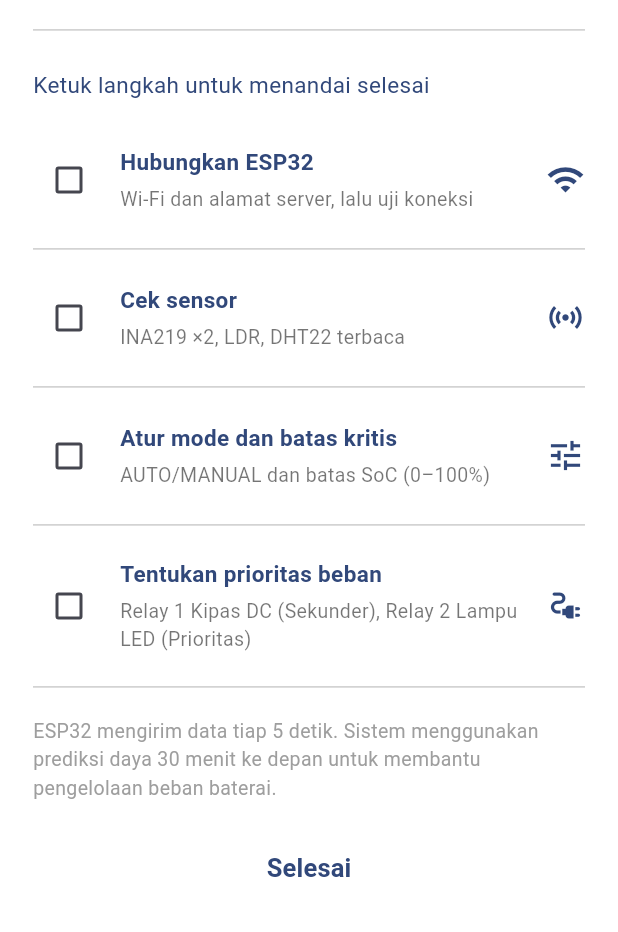
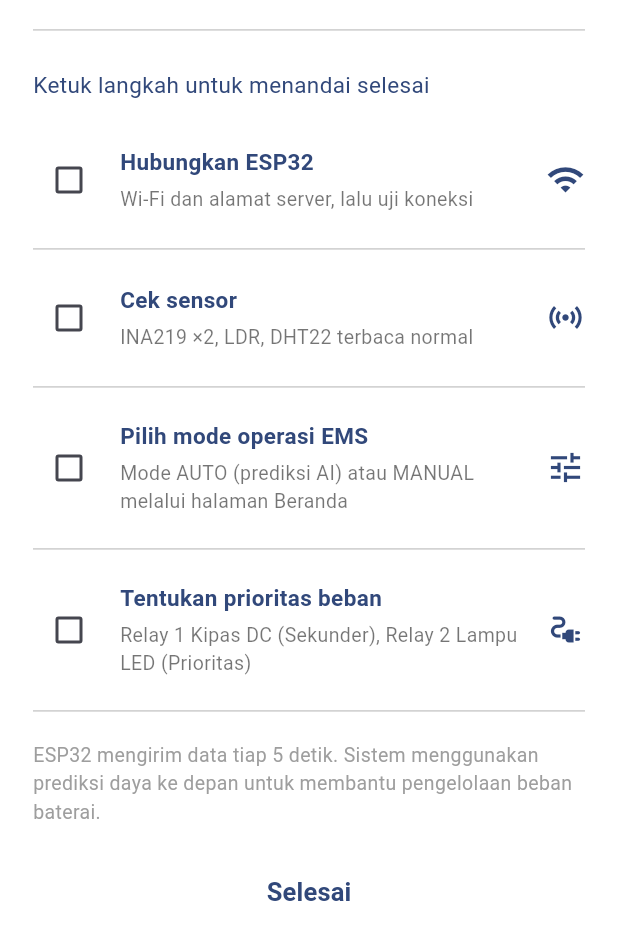
Before and after one commit to dayamjlz-blip/PTC-SMART-MICRO-GRID, a Flutter app: the AdminAkunPage widget shown alone on an empty page, opened directly, after a tap on "Pengaturan Sistem", on a phone screen of 412 x 824 dp, the part 304-1236 px from its top. Run offline on Flutter 3.47's test engine with Material 3 defaults, Android fonts, the phone set to English and light mode, and no system bars; our stand-ins replace fl_chart.

Commit message:
fix(admin): perbarui halaman akun admin dan hapus kontrol batas kritis

```diff
--- a/lib/pages/admin/admin_akun_page.dart
+++ b/lib/pages/admin/admin_akun_page.dart
@@ -15,9 +15,6 @@ class AdminAkunPage extends StatefulWidget {
 class _AdminAkunPageState extends State<AdminAkunPage> {
   final Color primary = const Color(0xFF31487A);
   final Color lightBlue = const Color(0xFFD9E1F1);
-
-  bool isAuto = true;
-  double batteryLimit = 30;
 
   bool notifBattery = true;
   bool notifLoad = true;
@@ -166,6 +163,92 @@ class _AdminAkunPageState extends State<AdminAkunPage> {
     );
   }
 
+  // BARIS STATUS INFRASTRUKTUR PADA KARTU SISTEM
+  Widget statusSystemRow({
+    required String title,
+    required String subtitle,
+    required String statusText,
+    required Color statusColor,
+  }) {
+    return Padding(
+      padding: const EdgeInsets.symmetric(vertical: 5),
+      child: Row(
+        children: [
+          Icon(
+            Icons.circle,
+            color: statusColor,
+            size: 10,
+          ),
+          const SizedBox(width: 10),
+          Expanded(
+            child: Column(
+              crossAxisAlignment: CrossAxisAlignment.start,
+              children: [
+                Text(
+                  title,
+                  style: TextStyle(
+                    color: primary,
+                    fontWeight: FontWeight.bold,
+                    fontSize: 12.5,
+                  ),
+                ),
+                Text(
+                  subtitle,
+                  style: const TextStyle(
+                    color: Colors.black54,
+                    fontSize: 11,
+                  ),
+                ),
+              ],
+            ),
+          ),
+          Container(
+            padding: const EdgeInsets.symmetric(horizontal: 8, vertical: 3),
+            decoration: BoxDecoration(
+              color: statusColor.withOpacity(0.12),
+              borderRadius: BorderRadius.circular(8),
+            ),
+            child: Text(
+              statusText,
+              style: TextStyle(
+                color: statusColor,
+                fontWeight: FontWeight.bold,
+                fontSize: 10,
+              ),
+            ),
+          ),
+        ],
+      ),
+    );
+  }
+
+  // BARIS PARAMETER PROTEKSI PADA KARTU SISTEM
+  Widget protectionParamRow(String label, String value) {
+    return Padding(
+      padding: const EdgeInsets.symmetric(vertical: 3.5),
+      child: Row(
+        mainAxisAlignment: MainAxisAlignment.spaceBetween,
+        children: [
+          Text(
+            label,
+            style: const TextStyle(
+              color: Colors.black87,
+              fontSize: 12,
+            ),
+          ),
+          Text(
+            value,
+            style: TextStyle(
+              color: primary,
+              fontWeight: FontWeight.bold,
+              fontSize: 12,
+            ),
+          ),
+        ],
+      ),
+    );
+  }
+
   // INFORMASI AKUN
   void showAccountInfo() {
     openPanel(
@@ -230,14 +313,14 @@ class _AdminAkunPageState extends State<AdminAkunPage> {
         final titles = [
           'Hubungkan ESP32',
           'Cek sensor',
-          'Atur mode dan batas kritis',
+          'Pilih mode operasi EMS',
           'Tentukan prioritas beban',
         ];
 
         final descriptions = [
           'Wi-Fi dan alamat server, lalu uji koneksi',
-          'INA219 ×2, LDR, DHT22 terbaca',
-          'AUTO/MANUAL dan batas SoC (0–100%)',
+          'INA219 ×2, LDR, DHT22 terbaca normal',
+          'Mode AUTO (prediksi AI) atau MANUAL melalui halaman Beranda',
           'Relay 1 Kipas DC (Sekunder), Relay 2 Lampu LED (Prioritas)',
         ];
 
@@ -334,7 +417,7 @@ class _AdminAkunPageState extends State<AdminAkunPage> {
               const SizedBox(height: 12),
               const Text(
                 'ESP32 mengirim data tiap 5 detik. '
-                'Sistem menggunakan prediksi daya 30 menit ke depan '
+                'Sistem menggunakan prediksi daya ke depan '
                 'untuk membantu pengelolaan beban baterai.',
                 style: TextStyle(
                   color: Colors.grey,
@@ -468,7 +551,7 @@ class _AdminAkunPageState extends State<AdminAkunPage> {
               ),
               helpRow(
                 'Prediksi daya (Ppred) turun?',
-                'Potensi daya surya 30 menit ke depan diprediksi menurun.',
+                'Potensi daya surya ke depan diprediksi menurun.',
               ),
               const SizedBox(height: 22),
               SizedBox(
@@ -726,7 +809,7 @@ class _AdminAkunPageState extends State<AdminAkunPage> {
 
               const SizedBox(height: 18),
 
-              // KARTU SISTEM
+              // KARTU STATUS INFRASTRUKTUR & PARAMETER PROTEKSI EMS
               Card(
                 color: Colors.white,
                 elevation: 4,
@@ -734,7 +817,7 @@ class _AdminAkunPageState extends State<AdminAkunPage> {
                   borderRadius: BorderRadius.circular(20),
                 ),
                 child: Padding(
-                  padding: const EdgeInsets.all(15),
+                  padding: const EdgeInsets.all(16),
                   child: Column(
                     crossAxisAlignment: CrossAxisAlignment.start,
                     children: [
@@ -743,150 +826,47 @@ class _AdminAkunPageState extends State<AdminAkunPage> {
                         style: TextStyle(
                           color: primary,
                           fontWeight: FontWeight.bold,
+                          fontSize: 13.5,
                         ),
                       ),
-
                       const SizedBox(height: 10),
-
-                      const Row(
-                        children: [
-                          Icon(
-                            Icons.circle,
-                            color: Colors.green,
-                            size: 12,
-                          ),
-                          SizedBox(width: 8),
-                          Expanded(
-                            child: Text(
-                              'ESP32 Online - 192.168.1.42',
-                              style: TextStyle(fontSize: 11),
-                            ),
-                          ),
-                          Text(
-                            'ONLINE',
-                            style: TextStyle(
-                              color: Colors.green,
-                              fontWeight: FontWeight.bold,
-                              fontSize: 10,
-                            ),
-                          ),
-                        ],
+                      statusSystemRow(
+                        title: 'Node ESP32',
+                        subtitle: '192.168.1.42 • Akuisisi tiap 5 detik',
+                        statusText: 'ONLINE',
+                        statusColor: Colors.green.shade700,
                       ),
-
-                      const SizedBox(height: 18),
-
+                      statusSystemRow(
+                        title: 'Server Flask & Model AI',
+                        subtitle: 'Random Forest Regressor (Port 5000)',
+                        statusText: 'AKTIF',
+                        statusColor: Colors.green.shade700,
+                      ),
+                      statusSystemRow(
+                        title: 'Firebase Realtime Database',
+                        subtitle: 'Sinkronisasi telemetri & log riwayat',
+                        statusText: 'SINKRON',
+                        statusColor: primary,
+                      ),
+                      const Padding(
+                        padding: EdgeInsets.symmetric(vertical: 10),
+                        child: Divider(
+                          thickness: 1,
+                          color: Color(0xFFE2E8F0),
+                        ),
+                      ),
                       Text(
-                        'Mode Sistem',
+                        'Parameter Proteksi Baterai (Firmware & EMS)',
                         style: TextStyle(
                           color: primary,
                           fontWeight: FontWeight.bold,
+                          fontSize: 12.5,
                         ),
                       ),
-
-                      const SizedBox(height: 8),
-
-                      Row(
-                        children: [
-                          Expanded(
-                            child: ElevatedButton(
-                              style: ElevatedButton.styleFrom(
-                                backgroundColor: isAuto ? primary : lightBlue,
-                                foregroundColor:
-                                    isAuto ? Colors.white : primary,
-                              ),
-                              onPressed: () {
-                                setState(() => isAuto = true);
-                                ScaffoldMessenger.of(context).showSnackBar(
-                                  SnackBar(
-                                    content: Text(
-                                      'Mode AUTO aktif — EMS mengikuti batas kritis ${batteryLimit.round()}%.',
-                                    ),
-                                    duration: const Duration(seconds: 2),
-                                  ),
-                                );
-                              },
-                              child: const Text('AUTO'),
-                            ),
-                          ),
-                          const SizedBox(width: 10),
-                          Expanded(
-                            child: ElevatedButton(
-                              style: ElevatedButton.styleFrom(
-                                backgroundColor: !isAuto ? primary : lightBlue,
-                                foregroundColor:
-                                    !isAuto ? Colors.white : primary,
-                              ),
-                              onPressed: () {
-                                setState(() => isAuto = false);
-                              },
-                              child: const Text('MANUAL'),
-                            ),
-                          ),
-                        ],
-                      ),
-
-                      const SizedBox(height: 15),
-
-                      Row(
-                        mainAxisAlignment: MainAxisAlignment.spaceBetween,
-                        children: [
-                          Row(
-                            children: [
-                              Text(
-                                'Batas krisis baterai',
-                                style: TextStyle(
-                                  color: primary,
-                                  fontWeight: FontWeight.bold,
-                                ),
-                              ),
-                              const SizedBox(width: 6),
-                              Icon(
-                                isAuto
-                                    ? Icons.lock_outline_rounded
-                                    : Icons.lock_open_rounded,
-                                size: 15,
-                                color: isAuto ? Colors.grey : Colors.green,
-                              ),
-                            ],
-                          ),
-                          Text(
-                            '${batteryLimit.round()}%',
-                            style: const TextStyle(
-                              color: Colors.red,
-                              fontWeight: FontWeight.bold,
-                            ),
-                          ),
-                        ],
-                      ),
-
-                      // Terkunci saat AUTO, dapat digeser saat MANUAL (FR10)
-                      Slider(
-                        value: batteryLimit,
-                        min: 0,
-                        max: 100,
-                        divisions: 100,
-                        activeColor: primary,
-                        onChanged: isAuto
-                            ? null
-                            : (value) {
-                                setState(() {
-                                  batteryLimit = value;
-                                });
-                              },
-                      ),
-
-                      Text(
-                        isAuto
-                            ? 'Terkunci saat mode AUTO. Pindah ke MANUAL untuk mengubah batas.'
-                            : 'Geser batas kritis, lalu tekan AUTO agar sistem mengikuti nilai baru.',
-                        style: TextStyle(
-                          fontSize: 11,
-                          color: isAuto
-                              ? Colors.grey.shade600
-                              : Colors.green.shade700,
-                          fontStyle: FontStyle.italic,
-                        ),
-                      ),
+                      const SizedBox(height: 6),
+                      protectionParamRow('Fail-Safe Lokal (ESP32)', '30% SoC'),
+                      protectionParamRow('Hard Protection Cut-Off', '10% SoC'),
+                      protectionParamRow('Histeresis Pemulihan', '5% SoC'),
                     ],
                   ),
                 ),
```
